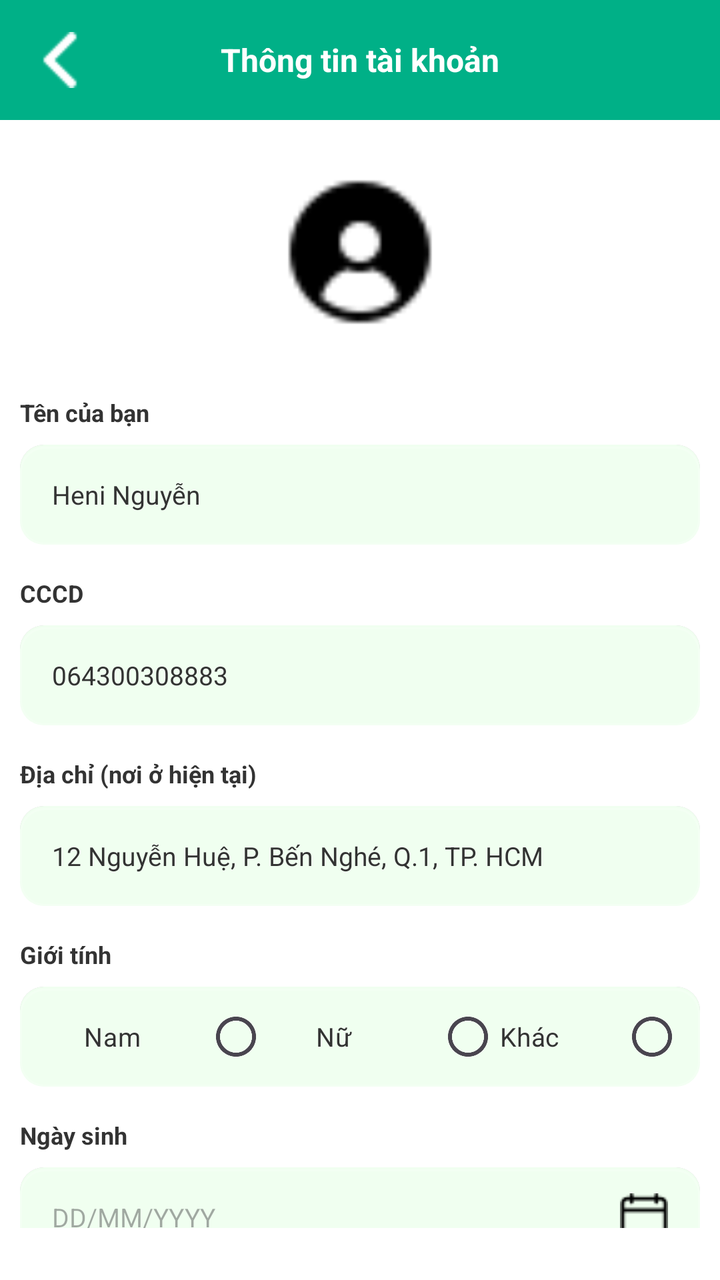
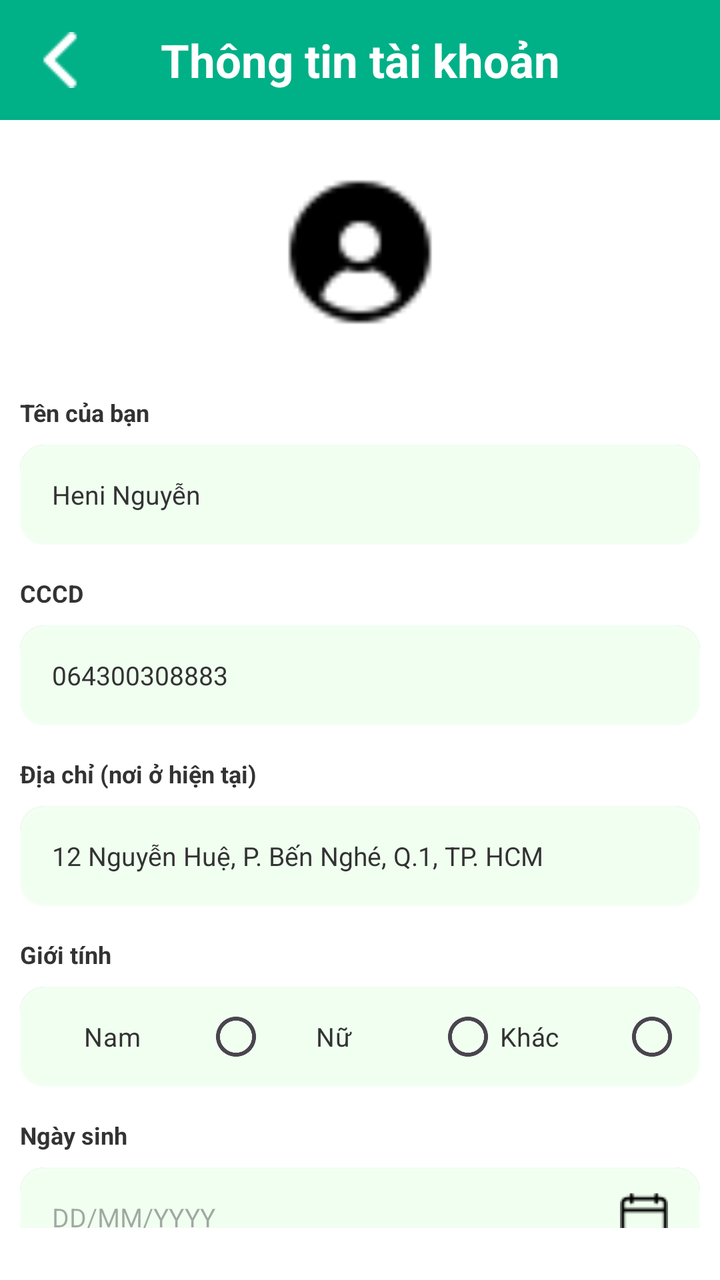

Before-and-after screenshots of an Android layout around one commit, followed by the original layout XML and the change that was made.
<!-- AndroidManifest.xml: application theme Theme.Qride -->
<!-- res/layout/activity_user_info.xml -->
<?xml version="1.0" encoding="utf-8"?>
<LinearLayout xmlns:android="http://schemas.android.com/apk/res/android"
    xmlns:app="http://schemas.android.com/apk/res-auto"
    xmlns:tools="http://schemas.android.com/tools"
    android:layout_width="match_parent"
    android:layout_height="match_parent"
    android:background="#FFFFFF"
    android:orientation="vertical"
    tools:context=".UserInfoActivity">

    <LinearLayout
        android:layout_width="match_parent"
        android:layout_height="60dp"
        android:background="#00B087"
        android:gravity="center_vertical"
        android:orientation="horizontal"
        android:paddingHorizontal="16dp">

        <ImageView
            android:id="@+id/btnBack"
            android:layout_width="28dp"
            android:layout_height="28dp"
            android:src="@drawable/ic_arrow_back"
            app:tint="#FFFFFF" />

        <TextView
            android:layout_width="0dp"
            android:layout_height="wrap_content"
            android:layout_weight="1"
            android:gravity="center"
            android:text="Thông tin tài khoản"
            android:textColor="#FFFFFF"
            android:textSize="16sp"
            android:textStyle="bold" />

        <View
            android:layout_width="28dp"
            android:layout_height="28dp" />
    </LinearLayout>

    <LinearLayout
        android:layout_width="match_parent"
        android:layout_height="match_parent"
        android:gravity="center_horizontal"
        android:orientation="vertical"
        android:padding="10dp">

        <ImageView
            android:layout_width="80dp"
            android:layout_height="80dp"
            android:layout_marginTop="16dp"
            android:layout_marginBottom="32dp"
            android:src="@drawable/ic_user_placeholder" />

        <LinearLayout
            android:layout_width="match_parent"
            android:layout_height="wrap_content"
            android:layout_marginBottom="16dp"
            android:orientation="vertical">

            <TextView
                android:layout_width="wrap_content"
                android:layout_height="wrap_content"
                android:layout_marginBottom="8dp"
                android:text="Tên của bạn"
                android:textColor="#333333"
                android:textSize="12sp"
                android:textStyle="bold" />

            <EditText
                android:id="@+id/etName"
                android:layout_width="match_parent"
                android:layout_height="50dp"
                android:background="@drawable/btn_outline_green"
                android:paddingHorizontal="16dp"
                android:text="Heni Nguyễn"
                android:textSize="13sp"
                android:textColor="#333333" />
        </LinearLayout>

        <LinearLayout
            android:layout_width="match_parent"
            android:layout_height="wrap_content"
            android:layout_marginBottom="16dp"
            android:orientation="vertical">

            <TextView
                android:layout_width="wrap_content"
                android:layout_height="wrap_content"
                android:layout_marginBottom="8dp"
                android:text="CCCD"
                android:textColor="#333333"
                android:textSize="12sp"
                android:textStyle="bold" />

            <EditText
                android:id="@+id/etCccd"
                android:layout_width="match_parent"
                android:layout_height="50dp"
                android:background="@drawable/btn_outline_green"
                android:inputType="number"
                android:paddingHorizontal="16dp"
                android:text="064300308883"
                android:textSize="13sp"
                android:textColor="#333333" />
        </LinearLayout>

        <LinearLayout
            android:layout_width="match_parent"
            android:layout_height="wrap_content"
            android:layout_marginBottom="16dp"
            android:orientation="vertical">

            <TextView
                android:layout_width="wrap_content"
                android:layout_height="wrap_content"
                android:layout_marginBottom="8dp"
                android:text="Địa chỉ (nơi ở hiện tại)"
                android:textColor="#333333"
                android:textSize="12sp"
                android:textStyle="bold" />

            <EditText
                android:id="@+id/etAddress"
                android:layout_width="match_parent"
                android:layout_height="wrap_content"
                android:background="@drawable/btn_outline_green"
                android:inputType="textMultiLine"
                android:minHeight="50dp"
                android:paddingHorizontal="16dp"
                android:paddingVertical="12dp"
                android:text="12 Nguyễn Huệ, P. Bến Nghé, Q.1, TP. HCM"
                android:textSize="13sp"
                android:textColor="#333333" />
        </LinearLayout>

        <LinearLayout
            android:layout_width="match_parent"
            android:layout_height="wrap_content"
            android:layout_marginBottom="16dp"
            android:orientation="vertical">

            <TextView
                android:layout_width="wrap_content"
                android:layout_height="wrap_content"
                android:layout_marginBottom="8dp"
                android:text="Giới tính"
                android:textColor="#333333"
                android:textSize="12sp"
                android:textStyle="bold" />

            <RadioGroup
                android:id="@+id/rgGender"
                android:layout_width="match_parent"
                android:layout_height="wrap_content"
                android:background="@drawable/btn_outline_green"
                android:gravity="center_vertical"
                android:minHeight="50dp"
                android:orientation="horizontal"
                android:paddingHorizontal="8dp">

                <RadioButton
                    android:id="@+id/rbMale"
                    android:layout_width="0dp"
                    android:layout_height="wrap_content"
                    android:layout_marginEnd="24dp"
                    android:layout_weight="1"
                    android:buttonTint="#00B087"
                    android:layoutDirection="rtl"
                    android:text="Nam   "
                    android:textSize="13sp"
                    android:textColor="#333333" />

                <RadioButton
                    android:id="@+id/rbFemale"
                    android:layout_width="0dp"
                    android:layout_height="wrap_content"
                    android:layout_marginEnd="24dp"
                    android:layout_weight="1"
                    android:buttonTint="#00B087"
                    android:layoutDirection="rtl"
                    android:text="Nữ   "
                    android:textSize="13sp"
                    android:textColor="#333333" />

                <RadioButton
                    android:id="@+id/rbOther"
                    android:layout_width="0dp"
                    android:layout_height="wrap_content"
                    android:layout_weight="1"
                    android:buttonTint="#00B087"
                    android:layoutDirection="rtl"
                    android:text="Khác   "
                    android:textSize="13sp"
                    android:textColor="#333333" />
            </RadioGroup>
        </LinearLayout>

        <LinearLayout
            android:layout_width="match_parent"
            android:layout_height="wrap_content"
            android:layout_marginBottom="16dp"
            android:orientation="vertical">

            <TextView
                android:layout_width="wrap_content"
                android:layout_height="wrap_content"
                android:layout_marginBottom="8dp"
                android:text="Ngày sinh"
                android:textColor="#333333"
                android:textSize="12sp"
                android:textStyle="bold" />

            <EditText
                android:id="@+id/etBirthday"
                android:layout_width="match_parent"
                android:layout_height="50dp"
                android:background="@drawable/btn_outline_green"
                android:clickable="true"
                android:drawableEnd="@drawable/ic_calendar"
                android:focusable="false"
                android:hint="DD/MM/YYYY"
                android:paddingHorizontal="16dp"
                android:textSize="13sp"
                android:textColor="#333333" />
        </LinearLayout>

        <View
            android:layout_width="match_parent"
            android:layout_height="0dp"
            android:layout_weight="1" />

        <androidx.appcompat.widget.AppCompatButton
            android:id="@+id/btnUpdate"
            android:layout_width="match_parent"
            android:layout_height="60dp"
            android:layout_marginBottom="20dp"
            android:background="@drawable/btn_outline_green"
            android:text="Cập nhật"
            android:textAllCaps="false"
            android:textColor="#1CB954"
            android:textSize="14sp"
            android:textStyle="bold" />

    </LinearLayout>
</LinearLayout>
<!-- resources referenced by this layout -->
<resources>
  <!-- drawable btn_outline_green (drawable) -->
  <layer-list xmlns:android="http://schemas.android.com/apk/res/android">
  
      
      <item android:bottom="4dp">
          <shape>
              <corners android:radius="12dp" />
              <solid android:color="#22000000" />
          </shape>
      </item>
  
      
      <item android:bottom="2dp">
          <shape>
              <corners android:radius="12dp" />
              <solid android:color="#11000000" />
          </shape>
      </item>
  
      
      <item>
          <shape>
              <corners android:radius="12dp" />
              <solid android:color="@color/xanhButtonBack" />
          </shape>
      </item>
  
      
      <item android:top="1dp">
          <shape>
              <corners android:radius="12dp" />
              <stroke
                  android:width="1dp"
                  android:color="#33FFFFFF" /> 
          </shape>
      </item>
  
  </layer-list>
  <!-- drawable ic_arrow_back: png bitmap (drawable, 314 bytes) -->
  <!-- drawable ic_calendar: png bitmap (drawable, 415 bytes) -->
  <!-- drawable ic_user_placeholder: png bitmap (drawable, 630 bytes) -->
  <style name="Theme.Qride" parent="Base.Theme.Qride" />
  <color name="xanhButtonBack">#F0FFF0</color>
  <style name="Base.Theme.Qride" parent="Theme.Material3.DayNight.NoActionBar">
          
          
      </style>
</resources>

<!-- the commit's change to res/layout/activity_user_info.xml (unified diff, before → after) -->
@@ -30,7 +30,7 @@
             android:gravity="center"
             android:text="Thông tin tài khoản"
             android:textColor="#FFFFFF"
-            android:textSize="16sp"
+            android:textSize="23sp"
             android:textStyle="bold" />
 
         <View
